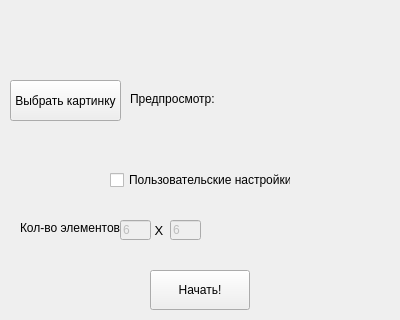
First picture: the form in start.ui, repository IGragon/projectP, before the edit; both pictures show x 0 to 400 and y 280 to 600 of the 400 by 600 pixel window.
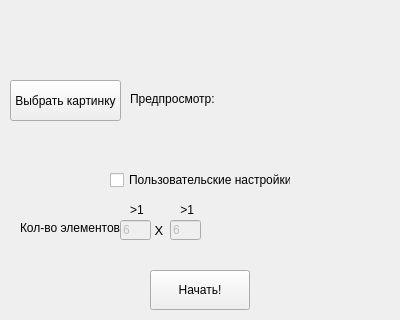
Second picture: the form after the edit.

Diff of the .ui file:
```diff
--- a/start.ui
+++ b/start.ui
@@ -163,6 +163,19 @@
     <string> Х</string>
    </property>
   </widget>
+  <widget class="QLabel" name="labelWarning">
+   <property name="geometry">
+    <rect>
+     <x>130</x>
+     <y>480</y>
+     <width>71</width>
+     <height>20</height>
+    </rect>
+   </property>
+   <property name="text">
+    <string>&gt;1           &gt;1</string>
+   </property>
+  </widget>
  </widget>
  <resources/>
  <connections/>
```
